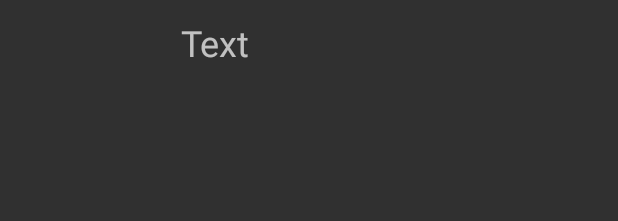
After one commit to ZadorozhnyiSemen/SmellsLikeBacon, an Android app: the layout list_item.xml on its own in the app's theme, with its tools: preview values and no code run, on a phone screen of 412 x 824 dp. The commit adds this screen. Shown: the top 221 px of the screen. Run offline under Robolectric (Android 15) with nearby library versions, the phone set to English and light mode, and no system bars.

Commit message:
add new fragment list adapter

```diff
--- a/app/build.gradle
+++ b/app/build.gradle
@@ -25,5 +25,7 @@ dependencies {
         exclude group: 'com.android.support', module: 'support-annotations'
     })
     compile 'com.android.support:appcompat-v7:25.1.1'
+    compile 'com.android.support:recyclerview-v7:25.1.0'
+    compile 'com.jakewharton:butterknife:8.4.0'
     testCompile 'junit:junit:4.12'
 }
--- /dev/null
+++ b/app/src/main/res/layout/list_item.xml
@@ -0,0 +1,24 @@
+<?xml version="1.0" encoding="utf-8"?>
+<LinearLayout xmlns:android="http://schemas.android.com/apk/res/android"
+              xmlns:app="http://schemas.android.com/apk/res-auto"
+              android:orientation="horizontal"
+              android:layout_width="match_parent"
+              android:layout_height="wrap_content">
+
+    <ImageView
+        android:layout_width="0dp"
+        android:layout_height="50dp"
+        android:scaleType="fitCenter"
+        android:layout_margin="8dp"
+        android:layout_weight="1"
+        android:id="@+id/itemImage"/>
+
+    <TextView
+        android:text="Text"
+        android:layout_width="0dp"
+        android:layout_weight="3"
+        android:layout_margin="12dp"
+        android:textSize="24sp"
+        android:layout_height="wrap_content"
+        android:id="@+id/itemText"/>
+</LinearLayout>
--- a/app/src/main/res/values/styles.xml
+++ b/app/src/main/res/values/styles.xml
@@ -1,7 +1,7 @@
 <resources>
 
     <!-- Base application theme. -->
-    <style name="AppTheme" parent="Theme.AppCompat.Light.DarkActionBar">
+    <style name="AppTheme" parent="Theme.AppCompat">
         <!-- Customize your theme here. -->
         <item name="colorPrimary">@color/colorPrimary</item>
         <item name="colorPrimaryDark">@color/colorPrimaryDark</item>
```
Also changed, not shown: app/src/main/java/reksoft/zadorozhnyi/smellslikebacon/ListAdapter.java (added, +48 -0 lines), app/src/main/java/reksoft/zadorozhnyi/smellslikebacon/ListFragment.java (+9 -0 lines), app/src/main/res/layout/fragment_list.xml (+3 -4 lines).
